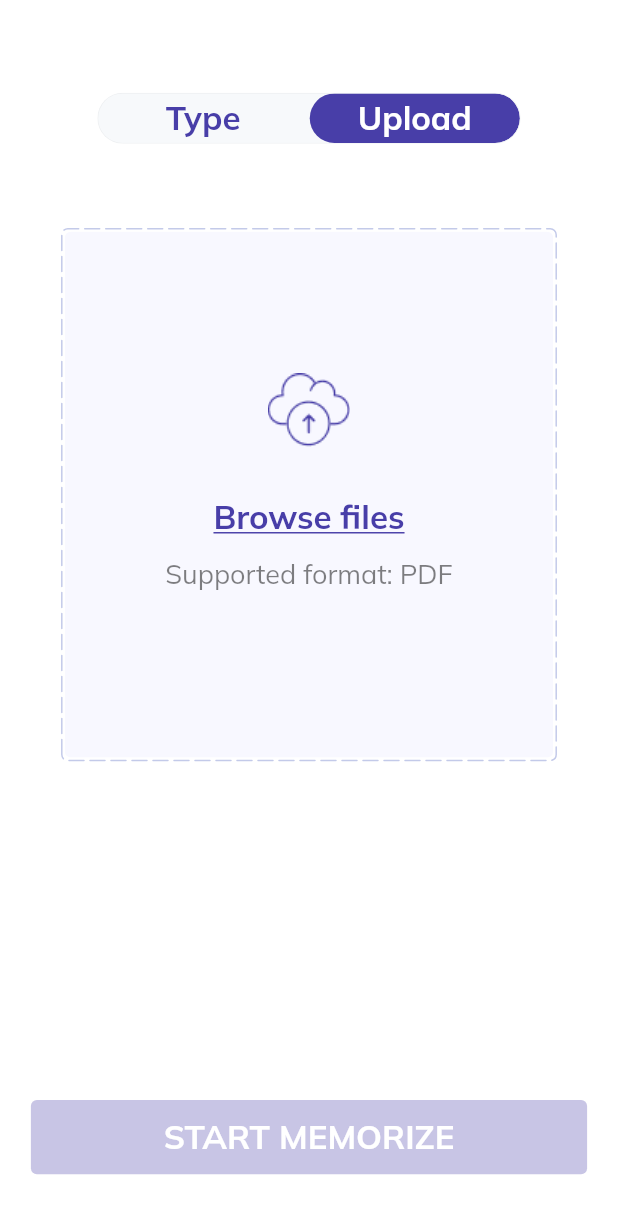
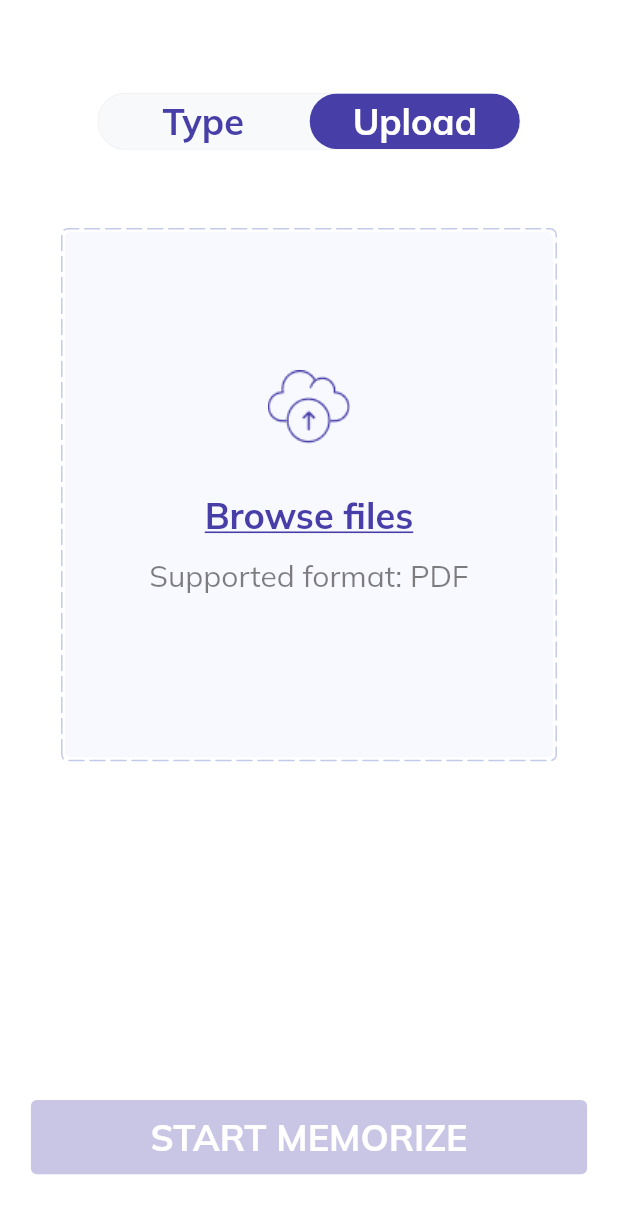
Before and after one commit to InnoSWP/InnoMemorizerApp, a Flutter app: the screen it shows after launch, after a tap on "Upload", on a phone screen of 412 x 824 dp. Shown: the top 1214 px of the screen. Run offline on Flutter 3.47's test engine with Material 2 defaults, Android fonts, the phone set to English and light mode, and no system bars; drawn by our look-alikes of dotted_border, toggle_switch; our stand-ins replace dio, file_picker, google_fonts, scrollable_positioned_list, shared_preferences; missing offline and left inert: alan_voice, pdf_text.

Commit message:
some design fixes

```diff
--- a/flutter_test/test_backward_forward.dart
+++ b/flutter_test/test_backward_forward.dart
@@ -9,7 +9,7 @@ void main() {
   // with widgets in the test environment.
   testWidgets('App can go forward and backward preserving functionality', (tester) async {
     // Create the widget by telling the tester to build it.
-    await tester.pumpWidget(const MyApp());
+    await tester.pumpWidget(const MemorizationApp());
 
     await tester.enterText(find.byType(TextField), "Yeah, I'm gonna take my horse to the old town road.");
     await tester.tap(find.byType(ElevatedButton));
--- a/flutter_test/test_control_buttons.dart
+++ b/flutter_test/test_control_buttons.dart
@@ -9,7 +9,7 @@ void main() {
   // with widgets in the test environment.
   testWidgets('App can go forward and backward preserving functionality', (tester) async {
     // Create the widget by telling the tester to build it.
-    await tester.pumpWidget(const MyApp());
+    await tester.pumpWidget(const MemorizationApp());
 
     await tester.enterText(find.byType(TextField), "Yeah, I'm gonna take my horse to the old town road. I'm gonna ride 'til I can't no more. I'm gonna take my horse to the old town road. I'm gonna ride (Kio, Kio) 'til I can't no more. I got the horses in the back. Horse tack is attached. Hat is matte black. Got the boots that's black to match.");
     await tester.tap(find.byType(ElevatedButton));
--- a/flutter_test/test_options_page.dart
+++ b/flutter_test/test_options_page.dart
@@ -9,7 +9,7 @@ void main() {
   // with widgets in the test environment.
   testWidgets('App can go forward and backward preserving functionality', (tester) async {
     // Create the widget by telling the tester to build it.
-    await tester.pumpWidget(const MyApp());
+    await tester.pumpWidget(const MemorizationApp());
 
     await tester.enterText(find.byType(TextField), "Yeah, I'm gonna take my horse to the old town road. I'm gonna ride 'til I can't no more. I'm gonna take my horse to the old town road. I'm gonna ride (Kio, Kio) 'til I can't no more. I got the horses in the back. Horse tack is attached. Hat is matte black. Got the boots that's black to match.");
     await tester.tap(find.byType(ElevatedButton));
--- a/lib/main.dart
+++ b/lib/main.dart
@@ -82,17 +82,17 @@ class MainPageState extends State<MainPage> with TickerProviderStateMixin {
       top: MediaQuery.of(context).size.height * 0.075,
       child: ToggleSwitch(
         minWidth: MediaQuery.of(context).size.width * 0.34,
-        minHeight: MediaQuery.of(context).size.height * 0.04,
+        minHeight: MediaQuery.of(context).size.height * 0.045,
         cornerRadius: 40.0,
         customTextStyles: [
           TextStyle(
             fontWeight: FontWeight.w700,
-            fontSize: 22,
+            fontSize: 24,
             color: color1,
           ),
           TextStyle(
             fontWeight: FontWeight.w700,
-            fontSize: 22,
+            fontSize: 24,
             color: color2,
           ),
         ],
@@ -101,7 +101,7 @@ class MainPageState extends State<MainPage> with TickerProviderStateMixin {
           [CustomColors.primary]
         ],
         activeFgColor: Colors.white,
-        fontSize: 22,
+        fontSize: 24,
         inactiveBgColor: CustomColors.background,
         inactiveFgColor: CustomColors.primary,
         initialLabelIndex: _currentIndex,
--- a/lib/widgets/options.dart
+++ b/lib/widgets/options.dart
@@ -17,7 +17,7 @@ class _OptionsScreenState extends State<OptionsScreen> {
 
   var _numberOfRepetitions = 1;
 
-  TextEditingController _repetitionsController = TextEditingController();
+  final TextEditingController _repetitionsController = TextEditingController();
 
   @override
   void initState() {
--- a/lib/widgets/paste_text.dart
+++ b/lib/widgets/paste_text.dart
@@ -24,7 +24,7 @@ class Type extends State<TypeScreen> with TickerProviderStateMixin {
         fit: StackFit.loose,
         children: <Widget>[
           Positioned(
-            top: MediaQuery.of(context).size.height * 0.025,
+            top: MediaQuery.of(context).size.height * 0.02,
             left: MediaQuery.of(context).size.width * 0.14,
             child: Align(
               alignment: Alignment.centerLeft,
@@ -35,7 +35,7 @@ class Type extends State<TypeScreen> with TickerProviderStateMixin {
                     text: "Input text",
                     style: TextStyle(
                       fontWeight: FontWeight.w600,
-                      fontSize: 30,
+                      fontSize: 26,
                       color: CustomColors.blackText,
                     ),
                   ),
@@ -43,7 +43,7 @@ class Type extends State<TypeScreen> with TickerProviderStateMixin {
                     text: "*",
                     style: TextStyle(
                       fontWeight: FontWeight.w600,
-                      fontSize: 20,
+                      fontSize: 26,
                       color: CustomColors.error,
                     ),
                   ),
@@ -101,7 +101,7 @@ class Type extends State<TypeScreen> with TickerProviderStateMixin {
                       alignment: Alignment.centerLeft,
                       child: Text('Parsing...',
                           style: TextStyle(
-                            fontSize: 22,
+                            fontSize: 27,
                             fontWeight: FontWeight.w700,
                             color: CustomColors.greyText,
                           )),
@@ -124,7 +124,7 @@ class Type extends State<TypeScreen> with TickerProviderStateMixin {
                   Text(
                       "${(animationController.value * 100).round()}% completed",
                       style: TextStyle(
-                        fontSize: 20,
+                        fontSize: 24,
                         fontWeight: FontWeight.w500,
                         color: CustomColors.primary.withOpacity(0.5),
                       )),
@@ -177,7 +177,7 @@ class Type extends State<TypeScreen> with TickerProviderStateMixin {
                     child: const Text('START MEMORIZE',
                         style: TextStyle(
                           color: Colors.white,
-                          fontSize: 22,
+                          fontSize: 24,
                           fontWeight: FontWeight.w700,
                         )));
               },
--- a/lib/widgets/upload.dart
+++ b/lib/widgets/upload.dart
@@ -145,7 +145,7 @@ class Upload extends State<UploadScreen> with TickerProviderStateMixin {
                                 'Browse files',
                                 style: TextStyle(
                                   fontWeight: FontWeight.w700,
-                                  fontSize: 22,
+                                  fontSize: 24,
                                   color: Color(0xFF483EA8),
                                   decoration: TextDecoration.underline,
                                 ),
@@ -158,7 +158,7 @@ class Upload extends State<UploadScreen> with TickerProviderStateMixin {
                               'Supported format: PDF',
                               style: TextStyle(
                                 fontWeight: FontWeight.w400,
-                                fontSize: 18,
+                                fontSize: 20,
                                 color: Color.fromRGBO(0, 0, 0, 0.5),
                               ),
                             ),
@@ -181,7 +181,7 @@ class Upload extends State<UploadScreen> with TickerProviderStateMixin {
                         children: [
                           const Text('Uploading...',
                               style: TextStyle(
-                                fontSize: 22,
+                                fontSize: 24,
                                 fontWeight: FontWeight.w700,
                                 color: CustomColors.greyText,
                               )),
@@ -261,7 +261,7 @@ class Upload extends State<UploadScreen> with TickerProviderStateMixin {
                   child: const Text('START MEMORIZE',
                       style: TextStyle(
                         color: Colors.white,
-                        fontSize: 22,
+                        fontSize: 24,
                         fontWeight: FontWeight.w700,
                       ))),
             ),
```
Also changed, not shown: lib/widgets/memorize.dart (+47 -44 lines), 1 other file.
